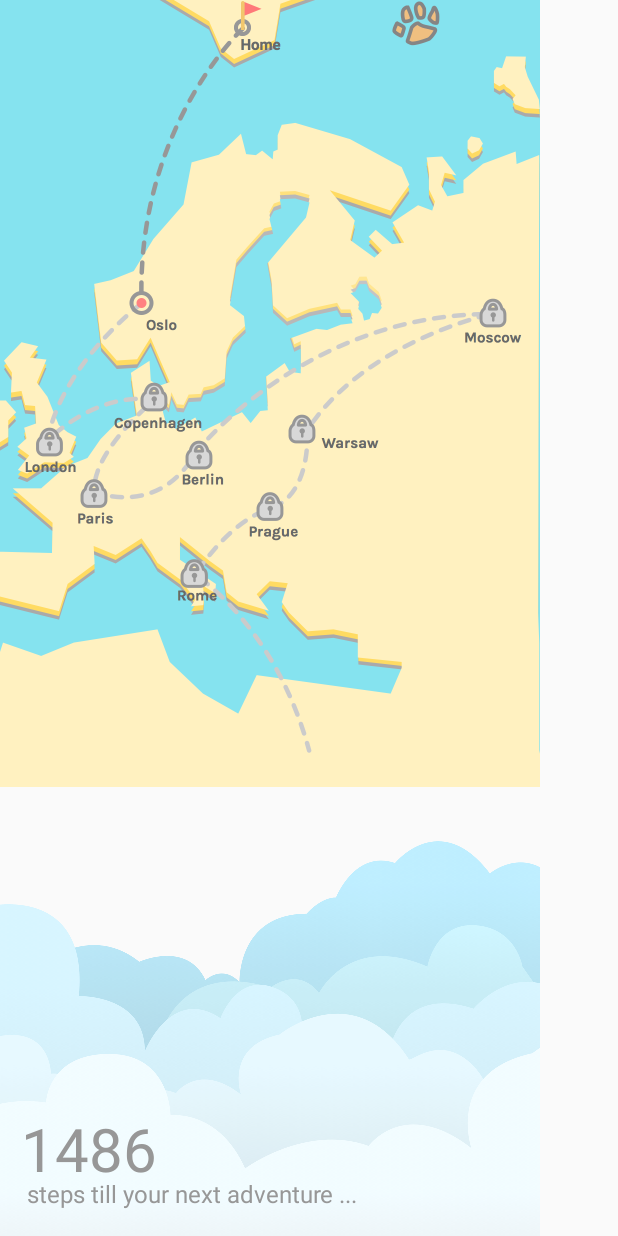
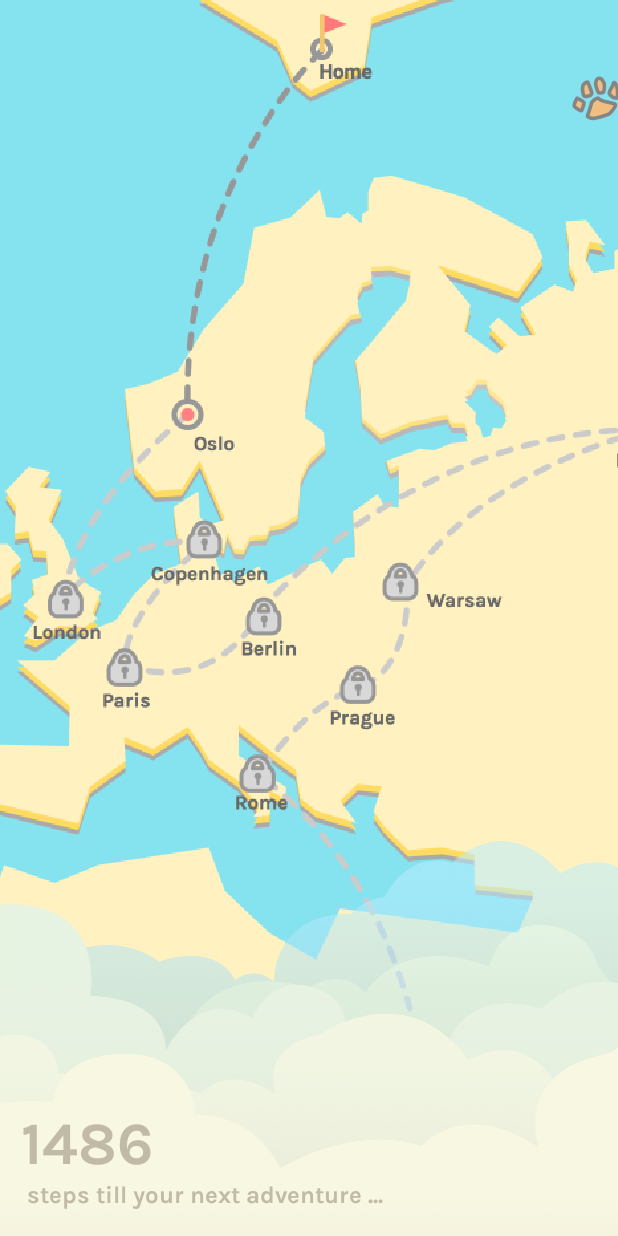
Before and after one commit to ysharry/15fall-hackcmu, an Android app: the MapActivity screen opened directly, with no data from a screen before it, on a phone screen of 412 x 824 dp. Run offline under Robolectric (Android 15) with nearby library versions, the phone set to English and light mode, and no system bars.

Commit message:
change font in mapActivity change scaling of bg in canvas

```diff
--- a/HelloWorld/app/build.gradle
+++ b/HelloWorld/app/build.gradle
@@ -28,4 +28,5 @@ dependencies {
     compile 'com.google.android.gms:play-services:8.1.0'
     compile 'com.facebook.android:facebook-android-sdk:4.6.0'
     compile 'com.android.support:design:22.2.0'
+    compile "com.android.support:support-v4:22.2.0"
 }
--- a/HelloWorld/app/src/main/AndroidManifest.xml
+++ b/HelloWorld/app/src/main/AndroidManifest.xml
@@ -20,7 +20,8 @@
         <activity
             android:name=".FriendRating"></activity>
         <activity
-            android:name=".MapActivity">
+            android:name=".MapActivity"
+            android:screenOrientation="portrait">
         </activity>
 
         <meta-data android:name="com.google.android.gms.version"
--- a/HelloWorld/app/src/main/java/org/hackcmu/helloworld/MainActivity.java
+++ b/HelloWorld/app/src/main/java/org/hackcmu/helloworld/MainActivity.java
@@ -11,7 +11,6 @@ import android.util.Log;
 import android.view.Menu;
 import android.view.MenuItem;
 import android.view.View;
-import android.widget.Button;
 import android.widget.TextView;
 
 import com.facebook.FacebookSdk;
@@ -66,6 +65,9 @@ public class MainActivity extends AppCompatActivity {
         FacebookSdk.sdkInitialize(getApplicationContext());
 
         initialize();
+
+//        RelativeLayout main = (RelativeLayout) findViewById(R.id.main_frame);
+//        main.setPadding(0,getStatusBarHeight(),0,0);
 
         SharedPreferences sharedPref = getPreferences(Context.MODE_PRIVATE);
         int defaultTotalSteps = 0;
@@ -342,4 +344,14 @@ public class MainActivity extends AppCompatActivity {
         }
 
     }
+
+    // A method to find height of the status bar
+    public int getStatusBarHeight() {
+        int result = 0;
+        int resourceId = getResources().getIdentifier("status_bar_height", "dimen", "android");
+        if (resourceId > 0) {
+            result = getResources().getDimensionPixelSize(resourceId);
+        }
+        return result;
+    }
 }
--- a/HelloWorld/app/src/main/java/org/hackcmu/helloworld/MapActivity.java
+++ b/HelloWorld/app/src/main/java/org/hackcmu/helloworld/MapActivity.java
@@ -1,14 +1,16 @@
 package org.hackcmu.helloworld;
 
-import android.animation.AnimatorSet;
-import android.animation.ObjectAnimator;
 import android.app.Activity;
+import android.content.Intent;
+import android.graphics.Typeface;
 import android.os.Bundle;
+import android.support.v4.view.animation.FastOutSlowInInterpolator;
+import android.view.animation.AlphaAnimation;
 import android.view.animation.Animation;
 import android.view.animation.AnimationSet;
-import android.view.animation.AnimationUtils;
 import android.view.animation.TranslateAnimation;
 import android.widget.FrameLayout;
+import android.widget.TextView;
 
 /**
  * Created by ysharry on 9/26/15.
@@ -25,10 +27,24 @@ public class MapActivity extends Activity {
         cloudFrame = (FrameLayout)findViewById(R.id.cloud_frame);
         AnimationSet set = new AnimationSet(true);
         // Using property animation
-        Animation animation = new TranslateAnimation(Animation.RELATIVE_TO_SELF, 0.0f, Animation.RELATIVE_TO_SELF,
-                0.0f, Animation.RELATIVE_TO_SELF, 0.8f,
+        Animation translateAnim = new TranslateAnimation(Animation.RELATIVE_TO_SELF, 0.0f, Animation.RELATIVE_TO_SELF,
+                0.0f, Animation.RELATIVE_TO_SELF, 0.6f,
                 Animation.RELATIVE_TO_SELF, 0.0f);
-        animation.setDuration(2000);
-        cloudFrame.startAnimation(animation);
+        Animation alphaAnim = new AlphaAnimation(0.6f,1f);
+        AnimationSet animSet = new AnimationSet(true);
+        animSet.addAnimation(translateAnim);
+        animSet.addAnimation(alphaAnim);
+        animSet.setInterpolator(new FastOutSlowInInterpolator());
+        animSet.setDuration(2000);
+        cloudFrame.startAnimation(animSet);
+
+        Intent callingIntent = getIntent();
+        int totalSteps = callingIntent.getIntExtra(getResources().getString(R.string.step_count_intent_label),0);
+
+        Typeface myTypeface = Typeface.createFromAsset(getAssets(), "karla_bold.ttf");
+        TextView steps_left_text = (TextView) findViewById(R.id.steps_left);
+        TextView prompts_text = (TextView) findViewById(R.id.prompts);
+        steps_left_text.setTypeface(myTypeface);
+        prompts_text.setTypeface(myTypeface);
     }
 }
--- a/HelloWorld/app/src/main/java/org/hackcmu/helloworld/MapView.java
+++ b/HelloWorld/app/src/main/java/org/hackcmu/helloworld/MapView.java
@@ -4,11 +4,10 @@ import android.content.Context;
 import android.graphics.Bitmap;
 import android.graphics.BitmapFactory;
 import android.graphics.Canvas;
-import android.graphics.drawable.Drawable;
+import android.graphics.Rect;
 import android.util.AttributeSet;
+import android.util.Log;
 import android.view.View;
-
-import java.util.jar.Attributes;
 
 /**
  * Created by ysharry on 9/26/15.
@@ -20,8 +19,10 @@ public class MapView extends View {
     private int[] x = {156,91,25,95,55};
     private int[] y = {14,200,288,258,322};
     private int[] dis = {0,10000,15000,19500,24000};
-    private float xoffset = 2.5f;
-    private float yoffset = 2.5f;
+    private float xmultiplier = 4f;
+    private float ymultiplier = 4f;
+    private float xoffset = -54f;
+    private float yoffset = 54f;
 
     public MapView(Context context, AttributeSet attrs){
         super(context,attrs);
@@ -30,7 +31,22 @@ public class MapView extends View {
     }
     public void onDraw(Canvas canvas){
         super.onDraw(canvas);
-        canvas.drawBitmap(bmp, 0, 0, null);
+
+        int canvasHeight = canvas.getHeight();
+        int canvasWidth = canvas.getWidth();
+        int h = canvasHeight;
+        int w = canvasWidth;
+
+        if(canvasHeight / canvasWidth > 16/9) {
+            w = canvasHeight * 9 / 16;
+        } else {
+            h = canvasWidth * 16 / 9;
+        }
+
+        Log.d("Canvas","height: " + h + ", width: " + w);
+
+        Rect bg = new Rect(0,0,w,h);
+        canvas.drawBitmap(bmp, null, bg, null);
 
         /*int i = 0;
         while(i < 5 && steps >= dis[i]){
@@ -48,9 +64,7 @@ public class MapView extends View {
         }*/
 
 
-        canvas.drawBitmap(locator,x[0]*xoffset,y[0]*yoffset,null);
-
-
+        canvas.drawBitmap(locator,x[0]* xmultiplier + xoffset,y[0]* ymultiplier + yoffset,null);
 
     }
 
--- a/HelloWorld/app/src/main/res/layout/activity_main.xml
+++ b/HelloWorld/app/src/main/res/layout/activity_main.xml
@@ -8,7 +8,8 @@
     android:paddingTop="@dimen/activity_vertical_margin"
     android:paddingBottom="@dimen/activity_vertical_margin"
     tools:context=".MainActivity"
-    android:background="@drawable/arctic_ocean">
+    android:background="@drawable/arctic_ocean"
+    android:id="@+id/main_frame">
 
     <TextView
         android:layout_width="wrap_content"
--- a/HelloWorld/app/src/main/res/layout/map.xml
+++ b/HelloWorld/app/src/main/res/layout/map.xml
@@ -9,8 +9,22 @@
         android:layout_alignParentTop="true"
         android:layout_marginTop="-25dp"
         android:layout_width="fill_parent"
-        android:layout_height="550dp"
+        android:layout_height="fill_parent"
         android:id="@+id/view" />
+
+    <!--<ImageView-->
+        <!--android:layout_width="match_parent"-->
+        <!--android:layout_height="match_parent"-->
+        <!--android:scaleType="centerCrop"-->
+        <!--android:src="@drawable/map"/>-->
+
+    <!--<ImageView-->
+        <!--android:layout_width="wrap_content"-->
+        <!--android:layout_height="wrap_content"-->
+        <!--android:src="@drawable/ico_paw"-->
+        <!--android:id="@+id/map_paw"-->
+        <!--android:layout_marginLeft="156dp"-->
+        <!--android:layout_marginTop="14dp"/>-->
 
     <FrameLayout
         android:layout_width="fill_parent"
@@ -20,7 +34,8 @@
         android:layout_alignParentStart="true">
         <ImageView
             android:layout_height="wrap_content"
-            android:layout_width="wrap_content"
+            android:layout_width="fill_parent"
+            android:scaleType="fitXY"
             android:src="@drawable/cloud"/>
         <TextView
             android:id="@+id/steps_left"
@@ -32,7 +47,7 @@
             android:layout_marginLeft="14dp"
             android:layout_marginBottom="1dp"
             android:layout_height="wrap_content"
-            android:layout_width="wrap_content"/>
+            android:layout_width="wrap_content" />
         <TextView
             android:id="@+id/prompts"
             android:layout_gravity="bottom"
--- a/HelloWorld/app/src/main/res/values/styles.xml
+++ b/HelloWorld/app/src/main/res/values/styles.xml
@@ -3,6 +3,7 @@
     <!-- Base application theme. -->
     <style name="AppTheme" parent="Theme.AppCompat.Light.NoActionBar">
         <!-- Customize your theme here. -->
+        <!--<item name="android:windowTranslucentStatus">true</item>-->
     </style>
     <style name="CustomTextViewStyle" parent="android:Widget.TextView">
         <item name="android:fontFamily">sans-serif-medium</item>
```
Also changed, not shown: HelloWorld/app/src/main/assets/karla_bold.ttf (added).
